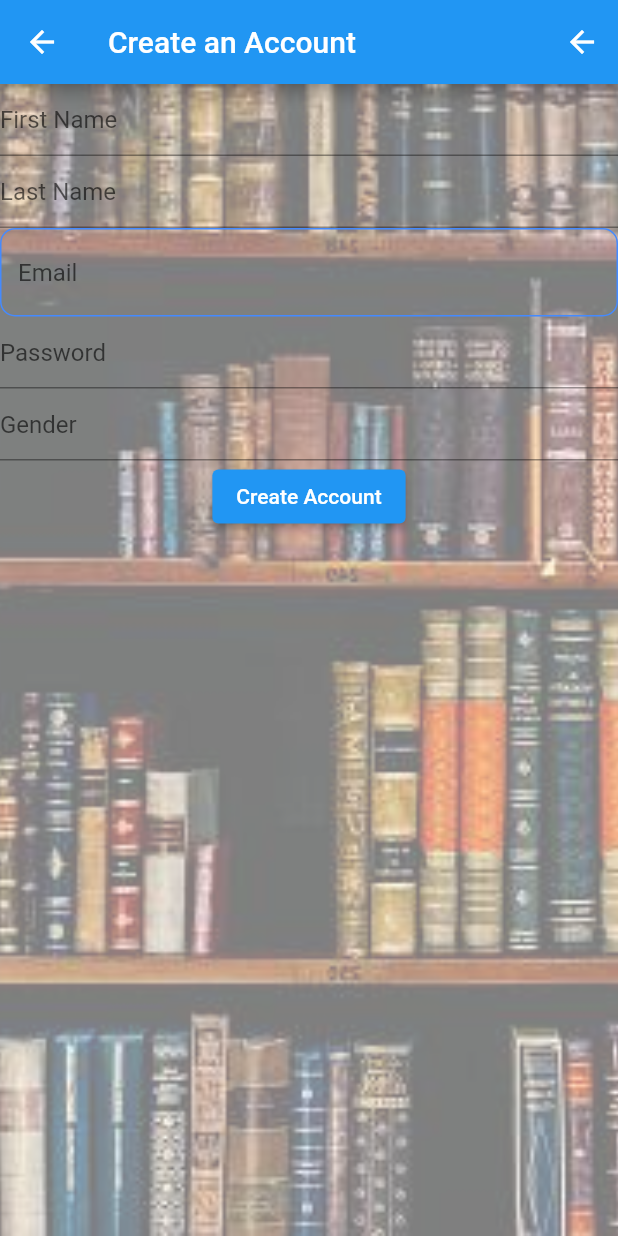
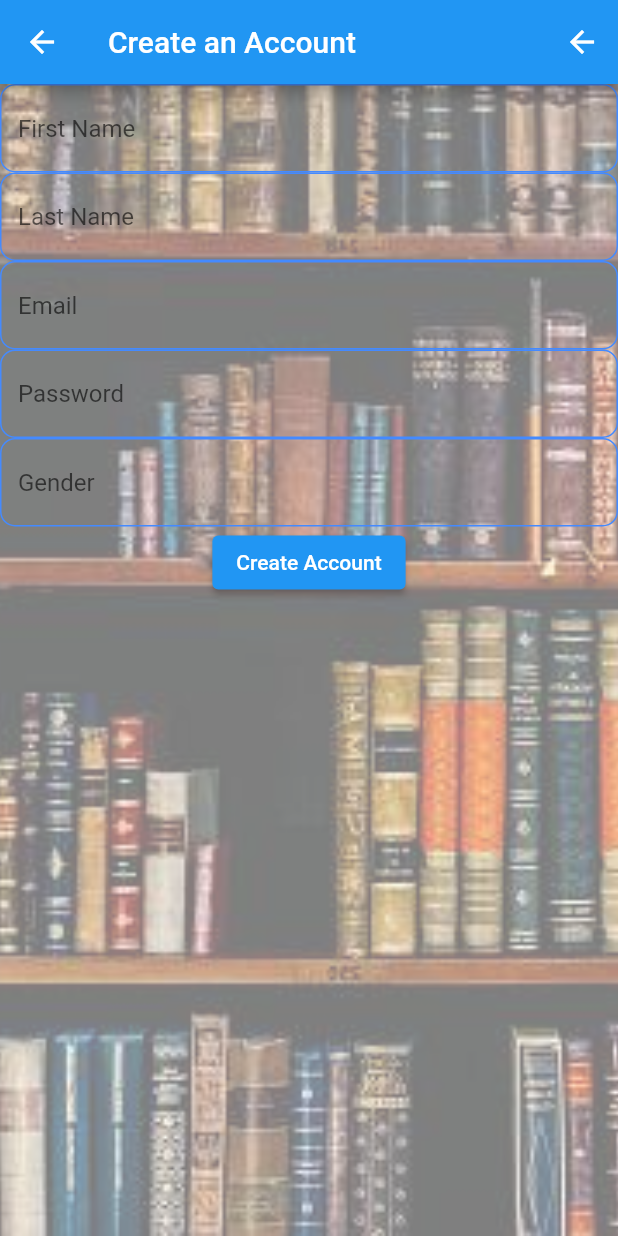
Before and after one commit to aharp15/lap_v3, a Flutter app: the CreateAccount screen opened directly, on a phone screen of 412 x 824 dp. Run offline on Flutter 3.47's test engine with Material 2 defaults, Android fonts, the phone set to English and light mode, and no system bars; our stand-ins replace cloud_firestore, firebase_auth, firebase_core, firebase_storage, flutter_rating_bar, image_picker and 1 more; missing offline and left inert: dart:ffi, search_widget; accounts and stored records are empty.

```diff
--- a/lib/src/screens/CreateAccount.dart
+++ b/lib/src/screens/CreateAccount.dart
@@ -86,7 +86,19 @@ class _CreateAccountState extends State<CreateAccount>{
               children: [
                 TextField(
                   decoration: InputDecoration(
-                    hintText: "First Name",
+                      hintText: "First Name",
+                      enabledBorder: OutlineInputBorder(
+                          borderRadius: BorderRadius.circular(10.0),
+                          borderSide: BorderSide(
+                              color: Colors.blueAccent
+                          )
+                      ),
+                      errorBorder: OutlineInputBorder(
+                          borderRadius: BorderRadius.circular(10.0),
+                          borderSide: BorderSide(
+                              color: Colors.redAccent
+                          )
+                      )
                   ),
                   onChanged: (value){
                     setState(() {
@@ -95,7 +107,19 @@ class _CreateAccountState extends State<CreateAccount>{
                   },
                 ),TextField(
                   decoration: InputDecoration(
-                    hintText: "Last Name",
+                      hintText: "Last Name",
+                      enabledBorder: OutlineInputBorder(
+                          borderRadius: BorderRadius.circular(10.0),
+                          borderSide: BorderSide(
+                              color: Colors.blueAccent
+                          )
+                      ),
+                      errorBorder: OutlineInputBorder(
+                          borderRadius: BorderRadius.circular(10.0),
+                          borderSide: BorderSide(
+                              color: Colors.redAccent
+                          )
+                      )
                   ),
                   onChanged: (value){
                     setState(() {
@@ -125,7 +149,19 @@ class _CreateAccountState extends State<CreateAccount>{
                   },
                 ),TextField(
                   decoration: InputDecoration(
-                    hintText: "Password",
+                      hintText: "Password",
+                      enabledBorder: OutlineInputBorder(
+                          borderRadius: BorderRadius.circular(10.0),
+                          borderSide: BorderSide(
+                              color: Colors.blueAccent
+                          )
+                      ),
+                      errorBorder: OutlineInputBorder(
+                          borderRadius: BorderRadius.circular(10.0),
+                          borderSide: BorderSide(
+                              color: Colors.redAccent
+                          )
+                      )
                   ),
                   onChanged: (value){
                     setState(() {
@@ -134,7 +170,19 @@ class _CreateAccountState extends State<CreateAccount>{
                   },
                 ),TextField(
                   decoration: InputDecoration(
-                    hintText: "Gender",
+                      hintText: "Gender",
+                      enabledBorder: OutlineInputBorder(
+                          borderRadius: BorderRadius.circular(10.0),
+                          borderSide: BorderSide(
+                              color: Colors.blueAccent
+                          )
+                      ),
+                      errorBorder: OutlineInputBorder(
+                          borderRadius: BorderRadius.circular(10.0),
+                          borderSide: BorderSide(
+                              color: Colors.redAccent
+                          )
+                      )
                   ),
                   onChanged: (value){
                     setState(() {
--- a/lib/src/screens/LawyerProfile.dart
+++ b/lib/src/screens/LawyerProfile.dart
@@ -68,7 +68,8 @@ String url;
       appBar: AppBar(
         title: Text("Lawyer Profile"),
       ),
-      body: Container(
+      body: SingleChildScrollView(
+        child: Container(
           decoration: BoxDecoration(
             image: DecorationImage(
                 colorFilter: new ColorFilter.mode(Colors.black.withOpacity(0.6), BlendMode.dstATop),
@@ -258,7 +259,6 @@ String url;
                         padding: EdgeInsets.all(20.0),
                         child:
                         Container(
-                                    margin: EdgeInsets.only(top: 30.0),
                           decoration: BoxDecoration(
                               color: Colors.blueAccent
                           ),
@@ -287,6 +287,7 @@ String url;
             ),
           ),
         ),
+      )
 
     );
   }
```
Lines whose indentation alone changed are shown as unchanged.
